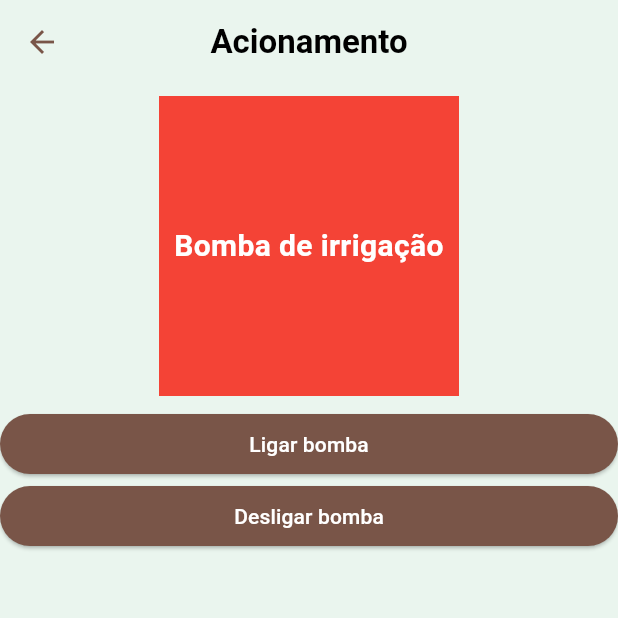
After one commit to PedroGuerra8/mobile, a Flutter app: the Telaacionamento screen opened directly, on a phone screen of 412 x 824 dp, the top half of it. The commit adds this screen. Run offline on Flutter 3.47's test engine with Material 3 defaults, Android fonts, the phone set to English and light mode, and no system bars.

Commit message:
up
07.04

```diff
--- /dev/null
+++ b/aula10/app_aula10/lib/tela3.dart
@@ -0,0 +1,86 @@
+import 'package:flutter/material.dart';
+
+class Telaacionamento extends StatefulWidget {
+  const Telaacionamento({super.key});
+
+  @override
+  State<Telaacionamento> createState() => _TelaacionamentoState();
+}
+
+class _TelaacionamentoState extends State<Telaacionamento> {
+ // cria uma variavel para definir o status de acionamento
+
+ final bool status = false;
+ Color status_cor = Colors.red;
+ // Funçao para ligar a bomba
+
+ _ligarBomba(){
+  setState(() {
+    status_cor = Colors.green;
+  });
+ }
+
+ _desligarBomba(){
+  setState(() {
+    status_cor = Colors.red;
+  });
+ }
+  @override
+  Widget build(BuildContext context) {
+    return Scaffold(
+      backgroundColor: Color(0xFFEAF5EE),
+      appBar: AppBar(
+        backgroundColor: Colors.transparent,
+        elevation: 0,
+        leading: IconButton(
+          onPressed: ()=>Navigator.pop(context),
+          icon: Icon(Icons.arrow_back,
+          color: Colors.brown,)),
+          title: Text('Acionamento',
+          style: TextStyle(color: Colors.black,
+          fontWeight: FontWeight.bold
+
+          ),),
+          centerTitle: true,
+      ),
+      body: Center(
+        child: Column(
+          children: [
+            Padding(
+              padding: EdgeInsets.all(8),
+
+              child: Container(
+                alignment: Alignment.center,
+                width: 200,height: 200,
+                color: status_cor,
+                child: Text('Bomba de irrigação',
+                textAlign: TextAlign.center,
+                style: TextStyle(
+                  fontSize: 20,
+                  fontWeight: FontWeight.bold,
+                  color: Colors.white),
+
+                ),
+              ),),
+              SizedBox(
+                width: double.infinity,
+                child: ElevatedButton(
+                  style: ElevatedButton.styleFrom(
+                    backgroundColor: Colors.brown,
+                    foregroundColor: Colors.white
+                  ),
+                  onPressed: _ligarBomba, child: Text('Ligar bomba')),),
+                 SizedBox(
+                width: double.infinity,
+                child: ElevatedButton(
+                  style: ElevatedButton.styleFrom(
+                    backgroundColor: Colors.brown,
+                    foregroundColor: Colors.white
+                  ),
+                  onPressed: _desligarBomba, child: Text('Desligar bomba')),),
+          ],
+        ),
+      ),
+    );
+  }
+}
```
Also changed, not shown: aula10/app_aula10/lib/main.dart (+96 -135 lines), aula10/app_aula10/pubspec.yaml (+3 -4 lines), aula10/teste_im/analysis_options.yaml (deleted, +0 -28 lines), aula10/teste_im/lib/main.dart (deleted, +0 -130 lines), aula10/teste_im/pubspec.yaml (deleted, +0 -89 lines), aula10/app_aula10/images/1.png (deleted), aula10/app_aula10/images/2.png (deleted), aula10/app_aula10/images/3.png (deleted), aula10/app_aula10/images/4.png (deleted), aula10/app_aula10/images/senai.png (deleted), aula10/app_aula10/pubspec.lock, aula10/teste_im/pubspec.lock (deleted), 40 other files.
